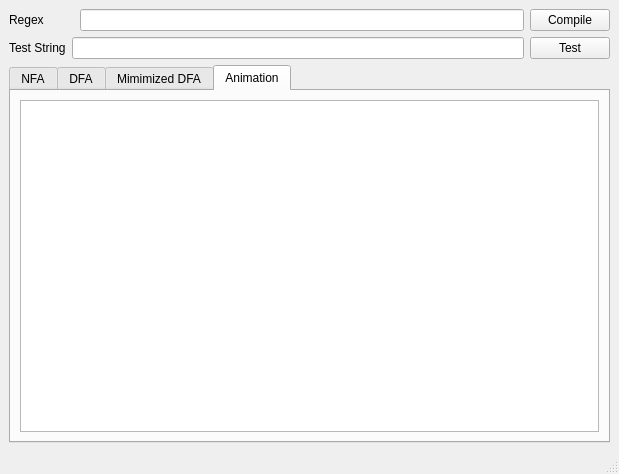
shubhamshuklaer/regex_matcher, file main_window.ui: the form before one commit.
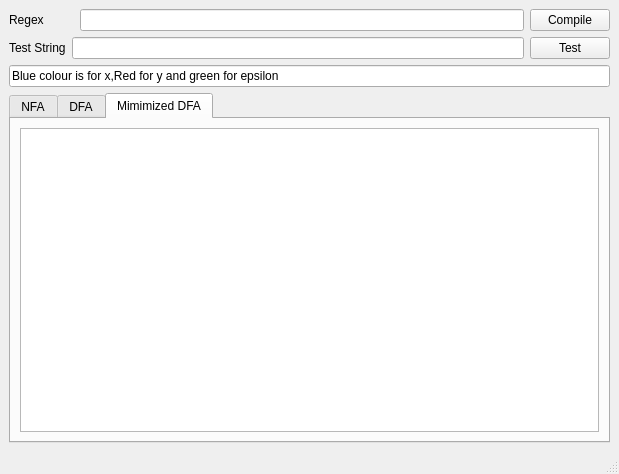
The form after the commit.

Patch:
```diff
--- a/main_window.ui
+++ b/main_window.ui
@@ -73,10 +73,10 @@
       </item>
      </layout>
     </item>
-    <item row="2" column="0">
+    <item row="3" column="0">
      <widget class="QTabWidget" name="output_tab_widget">
       <property name="currentIndex">
-       <number>3</number>
+       <number>2</number>
       </property>
       <widget class="QWidget" name="nfa_tab">
        <attribute name="title">
@@ -108,16 +108,16 @@
         </item>
        </layout>
       </widget>
-      <widget class="QWidget" name="animation_tab">
-       <attribute name="title">
-        <string>Animation</string>
-       </attribute>
-       <layout class="QGridLayout" name="gridLayout_2">
-        <item row="0" column="0">
-         <widget class="QGraphicsView" name="animation_graphic_view"/>
-        </item>
-       </layout>
-      </widget>
+     </widget>
+    </item>
+    <item row="2" column="0">
+     <widget class="QLineEdit" name="lineEdit">
+      <property name="text">
+       <string>Blue colour is for x,Red for y and green for epsilon</string>
+      </property>
+      <property name="readOnly">
+       <bool>true</bool>
+      </property>
      </widget>
     </item>
    </layout>
```
